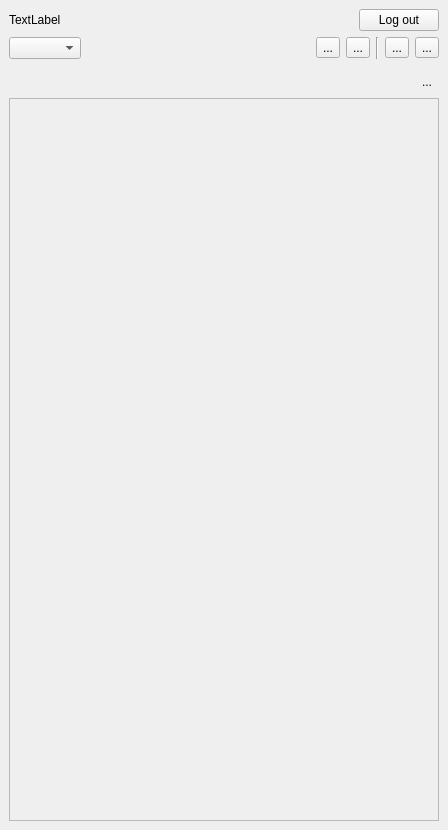
The window that koordinatesexplorer/ui/koordinatesexplorer.ui (koordinates/koordinates-qgis-plugin) describes before a commit, drawn with Qt 5.
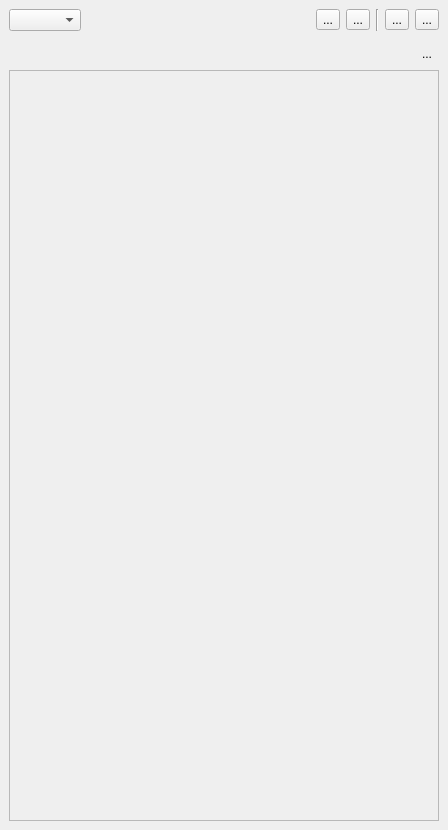
The same window after the commit.

Commit message: Move logout action to user button

```diff
--- a/koordinatesexplorer/ui/koordinatesexplorer.ui
+++ b/koordinatesexplorer/ui/koordinatesexplorer.ui
@@ -129,37 +129,6 @@
       </widget>
       <widget class="QWidget" name="pageBrowser">
        <layout class="QVBoxLayout" name="verticalLayout_5">
-        <item>
-         <layout class="QHBoxLayout" name="horizontalLayout_8">
-          <item>
-           <widget class="QLabel" name="labelLoggedAs">
-            <property name="text">
-             <string>TextLabel</string>
-            </property>
-           </widget>
-          </item>
-          <item>
-           <spacer name="horizontalSpacer_7">
-            <property name="orientation">
-             <enum>Qt::Horizontal</enum>
-            </property>
-            <property name="sizeHint" stdset="0">
-             <size>
-              <width>40</width>
-              <height>20</height>
-             </size>
-            </property>
-           </spacer>
-          </item>
-          <item>
-           <widget class="QPushButton" name="btnLogout">
-            <property name="text">
-             <string>Log out</string>
-            </property>
-           </widget>
-          </item>
-         </layout>
-        </item>
         <item>
          <layout class="QHBoxLayout" name="horizontalLayout_4">
           <property name="leftMargin">
@@ -217,6 +186,9 @@
             <property name="text">
              <string>...</string>
             </property>
+            <property name="popupMode">
+             <enum>QToolButton::InstantPopup</enum>
+            </property>
            </widget>
           </item>
          </layout>
```
The commit also changes 2 other files.
